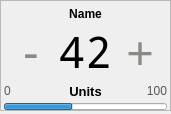
Old version of the form gui/toolsettings/toolsettings.ui in the repository MariuszSuchenek/MVM_GUI_test2.
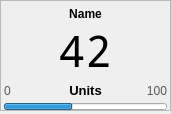
New version of the form.

Commit message: Removed +/- from the toolsettings on bottom bar

```diff
--- a/gui/toolsettings/toolsettings.ui
+++ b/gui/toolsettings/toolsettings.ui
@@ -65,182 +65,6 @@
       <property name="spacing">
        <number>0</number>
       </property>
-      <item row="2" column="2">
-       <widget class="QLabel" name="label_plus">
-        <property name="enabled">
-         <bool>true</bool>
-        </property>
-        <property name="palette">
-         <palette>
-          <active>
-           <colorrole role="WindowText">
-            <brush brushstyle="SolidPattern">
-             <color alpha="255">
-              <red>136</red>
-              <green>138</green>
-              <blue>133</blue>
-             </color>
-            </brush>
-           </colorrole>
-           <colorrole role="Text">
-            <brush brushstyle="SolidPattern">
-             <color alpha="255">
-              <red>0</red>
-              <green>0</green>
-              <blue>0</blue>
-             </color>
-            </brush>
-           </colorrole>
-          </active>
-          <inactive>
-           <colorrole role="WindowText">
-            <brush brushstyle="SolidPattern">
-             <color alpha="255">
-              <red>136</red>
-              <green>138</green>
-              <blue>133</blue>
-             </color>
-            </brush>
-           </colorrole>
-           <colorrole role="Text">
-            <brush brushstyle="SolidPattern">
-             <color alpha="255">
-              <red>0</red>
-              <green>0</green>
-              <blue>0</blue>
-             </color>
-            </brush>
-           </colorrole>
-          </inactive>
-          <disabled>
-           <colorrole role="WindowText">
-            <brush brushstyle="SolidPattern">
-             <color alpha="255">
-              <red>190</red>
-              <green>190</green>
-              <blue>190</blue>
-             </color>
-            </brush>
-           </colorrole>
-           <colorrole role="Text">
-            <brush brushstyle="SolidPattern">
-             <color alpha="255">
-              <red>190</red>
-              <green>190</green>
-              <blue>190</blue>
-             </color>
-            </brush>
-           </colorrole>
-          </disabled>
-         </palette>
-        </property>
-        <property name="font">
-         <font>
-          <pointsize>35</pointsize>
-         </font>
-        </property>
-        <property name="cursor">
-         <cursorShape>PointingHandCursor</cursorShape>
-        </property>
-        <property name="frameShape">
-         <enum>QFrame::NoFrame</enum>
-        </property>
-        <property name="text">
-         <string>+</string>
-        </property>
-        <property name="alignment">
-         <set>Qt::AlignCenter</set>
-        </property>
-       </widget>
-      </item>
-      <item row="2" column="0">
-       <widget class="QLabel" name="label_minus">
-        <property name="enabled">
-         <bool>true</bool>
-        </property>
-        <property name="palette">
-         <palette>
-          <active>
-           <colorrole role="WindowText">
-            <brush brushstyle="SolidPattern">
-             <color alpha="255">
-              <red>136</red>
-              <green>138</green>
-              <blue>133</blue>
-             </color>
-            </brush>
-           </colorrole>
-           <colorrole role="Text">
-            <brush brushstyle="SolidPattern">
-             <color alpha="255">
-              <red>0</red>
-              <green>0</green>
-              <blue>0</blue>
-             </color>
-            </brush>
-           </colorrole>
-          </active>
-          <inactive>
-           <colorrole role="WindowText">
-            <brush brushstyle="SolidPattern">
-             <color alpha="255">
-              <red>136</red>
-              <green>138</green>
-              <blue>133</blue>
-             </color>
-            </brush>
-           </colorrole>
-           <colorrole role="Text">
-            <brush brushstyle="SolidPattern">
-             <color alpha="255">
-              <red>0</red>
-              <green>0</green>
-              <blue>0</blue>
-             </color>
-            </brush>
-           </colorrole>
-          </inactive>
-          <disabled>
-           <colorrole role="WindowText">
-            <brush brushstyle="SolidPattern">
-             <color alpha="255">
-              <red>190</red>
-              <green>190</green>
-              <blue>190</blue>
-             </color>
-            </brush>
-           </colorrole>
-           <colorrole role="Text">
-            <brush brushstyle="SolidPattern">
-             <color alpha="255">
-              <red>190</red>
-              <green>190</green>
-              <blue>190</blue>
-             </color>
-            </brush>
-           </colorrole>
-          </disabled>
-         </palette>
-        </property>
-        <property name="font">
-         <font>
-          <pointsize>35</pointsize>
-         </font>
-        </property>
-        <property name="cursor">
-         <cursorShape>PointingHandCursor</cursorShape>
-        </property>
-        <property name="frameShape">
-         <enum>QFrame::NoFrame</enum>
-        </property>
-        <property name="text">
-         <string>-</string>
-        </property>
-        <property name="alignment">
-         <set>Qt::AlignCenter</set>
-        </property>
-       </widget>
-      </item>
       <item row="1" column="1">
        <widget class="QLabel" name="label_name">
         <property name="font">
@@ -257,22 +81,6 @@
         </property>
        </widget>
       </item>
-      <item row="2" column="1">
-       <widget class="QLabel" name="label_value">
-        <property name="font">
-         <font>
-          <family>Noto Mono</family>
-          <pointsize>33</pointsize>
-         </font>
-        </property>
-        <property name="text">
-         <string>42</string>
-        </property>
-        <property name="alignment">
-         <set>Qt::AlignCenter</set>
-        </property>
-       </widget>
-      </item>
       <item row="3" column="1">
        <widget class="QLabel" name="label_units">
         <property name="font">
@@ -515,6 +323,22 @@
         </property>
        </widget>
       </item>
+      <item row="2" column="0" colspan="3">
+       <widget class="QLabel" name="label_value">
+        <property name="font">
+         <font>
+          <family>Noto Mono</family>
+          <pointsize>33</pointsize>
+         </font>
+        </property>
+        <property name="text">
+         <string>42</string>
+        </property>
+        <property name="alignment">
+         <set>Qt::AlignCenter</set>
+        </property>
+       </widget>
+      </item>
      </layout>
     </widget>
    </item>
```
